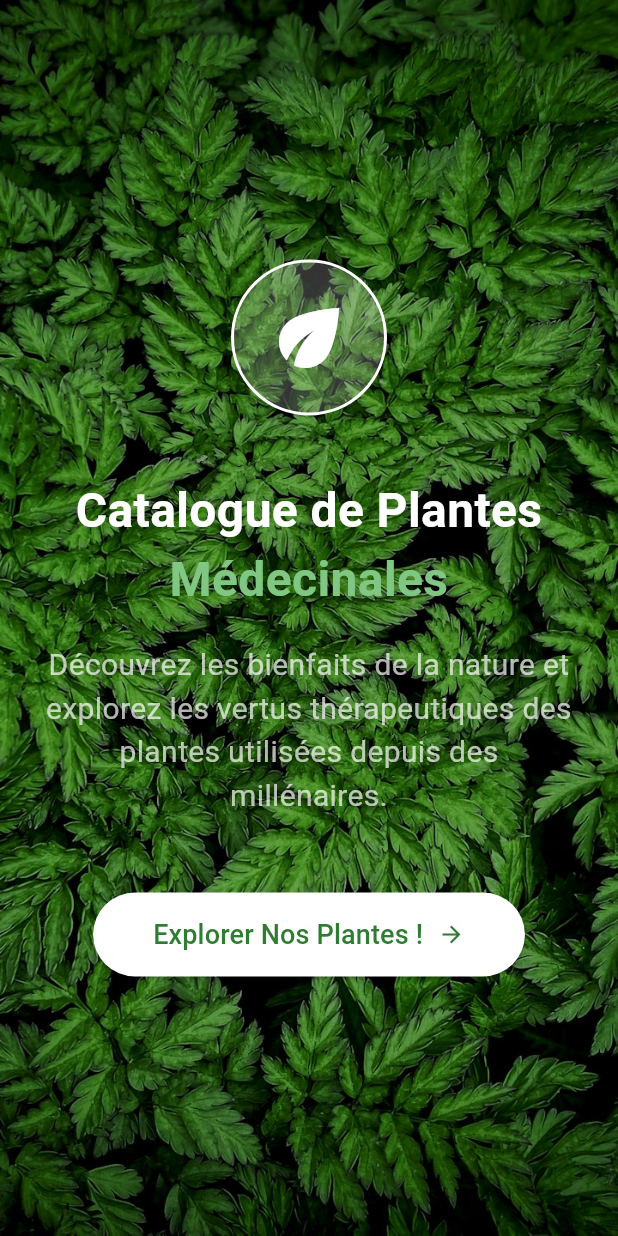
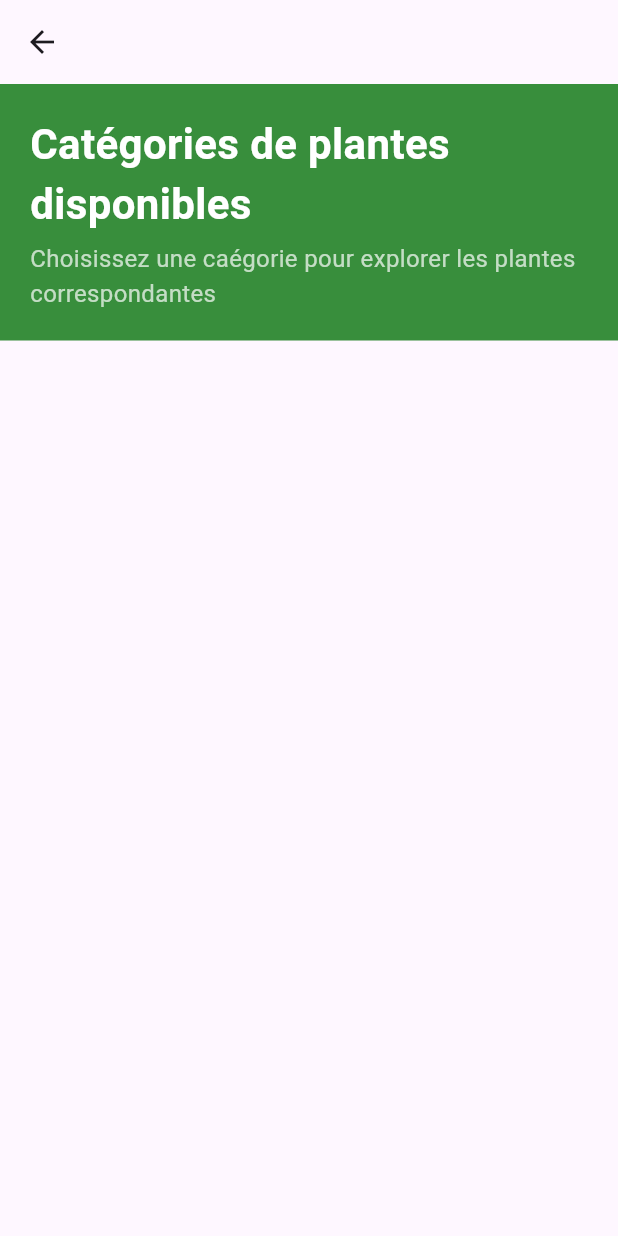
Before and after one commit to ktapsoba14-byte/application-mobile, a Flutter app: the screen it shows after launch, after a tap on "Explorer Nos Plantes !", on a phone screen of 412 x 824 dp. Run offline on Flutter 3.47's test engine with Material 3 defaults, Android fonts, the phone set to English and light mode, and no system bars.

Commit message:
Pages Categories en tete embelissement

```diff
--- /dev/null
+++ b/lib/pages/categorie.dart
@@ -0,0 +1,73 @@
+import 'package:flutter/material.dart';
+
+class Categorie extends StatefulWidget {
+  const Categorie({super.key});
+
+  @override
+  State<Categorie> createState() => _CategorieState();
+}
+
+class _CategorieState extends State<Categorie> {
+  final categories = [
+    {
+      "titre": "Plantes Aromatiques",
+      "description":
+          "Herbes parfumées aux multiples usages culinaires et thérapeutiques.",
+      "icon": "eco",
+    },
+    {
+      "titre": "Plantes Digestives",
+      "description":
+          "Plantes qui facilitent la digestion et soulagent les troubles gastro-intestinaux.",
+      "icon": Icons.eco,
+    },
+    {
+      "titre": "Plantes Apaisantes",
+      "description":
+          "Plantes relaxantes qui calment le stress et favorisent le sommeil.",
+      "icon": Icons.eco,
+    },
+    {
+      "titre": "Plantes Cicatrisantes",
+      "description":
+          "Plantes aux propriétes curatives pour la peau et les blessures.",
+      "icon": Icons.eco,
+    },
+  ];
+
+  @override
+  Widget build(BuildContext context) {
+    return Scaffold(
+      appBar: AppBar(),
+      body: Column(
+        children: [
+          Container(
+            width: double.infinity,
+            padding: const EdgeInsets.all(20),
+            decoration: BoxDecoration(
+              color: Colors.green.shade700,
+            ),
+            child: const Column(
+              crossAxisAlignment: CrossAxisAlignment.start,
+              children: [
+                Text(
+                  "Catégories de plantes disponibles",
+                  style: TextStyle(
+                    color: Colors.white,
+                    fontSize: 28,
+                    fontWeight: FontWeight.bold,
+                  ),
+                ),
+                SizedBox(height: 5),
+                Text(
+                  "Choisissez une caégorie pour explorer les plantes correspondantes",
+                  style: TextStyle(color: Colors.white70, fontSize: 16),
+                )
+              ],
+            ),
+          )
+        ],
+      ),
+    );
+  }
+}
--- a/lib/pages/page_bienvenue.dart
+++ b/lib/pages/page_bienvenue.dart
@@ -1,3 +1,4 @@
+import 'package:application_mobile/pages/categorie.dart';
 import 'package:flutter/material.dart';
 
 class Bienvenue extends StatelessWidget {
@@ -69,7 +70,12 @@ class Bienvenue extends StatelessWidget {
                   height: 50,
                 ),
                 ElevatedButton(
-                  onPressed: () {},
+                  onPressed: () {
+                    Navigator.push(
+                      context,
+                      MaterialPageRoute(builder: (context) => const Categorie())
+                    );
+                  },
                   style: ElevatedButton.styleFrom(
                     backgroundColor: Colors.white,
                     foregroundColor: Colors.green[800],
```
